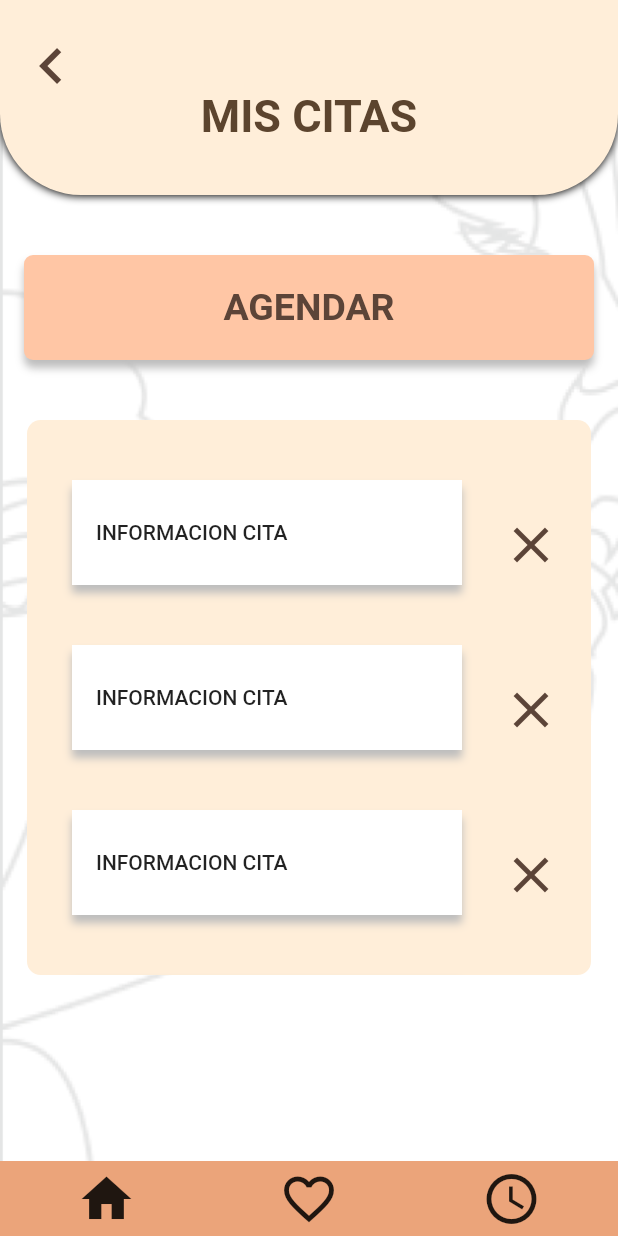
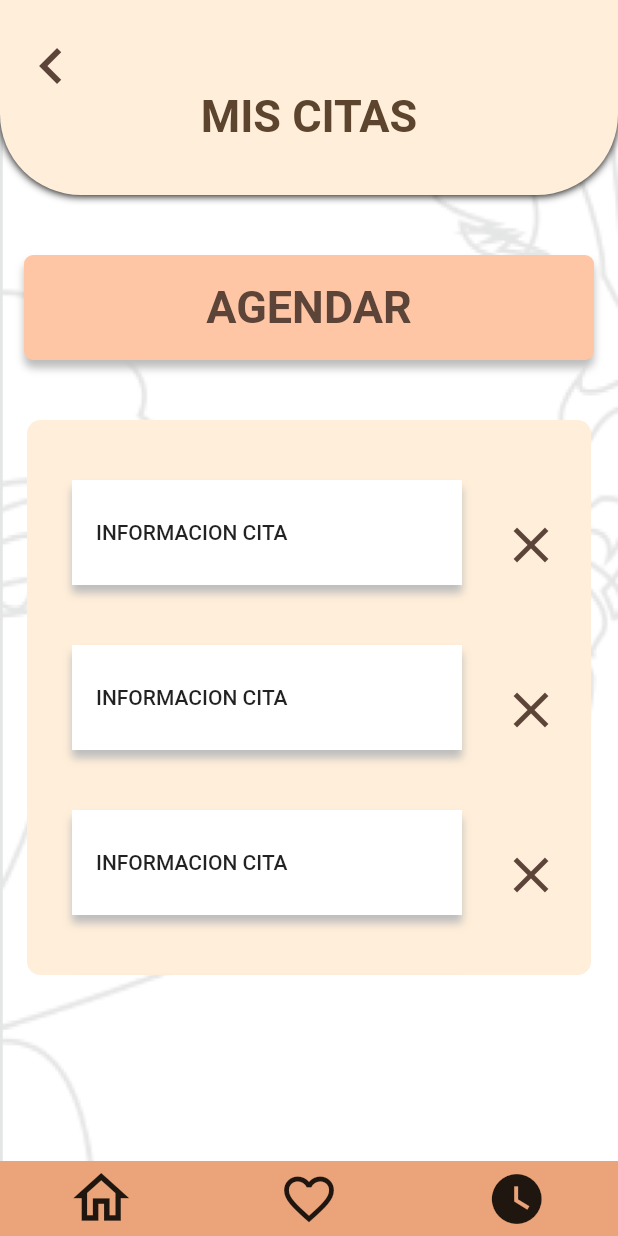
Before and after one commit to santos130400/ProyectoAdriana, a Flutter app: the Cita screen opened by its route, on a phone screen of 412 x 824 dp. Run offline on Flutter 3.47's test engine with Material 2 defaults, Android fonts, the phone set to English and light mode, and no system bars; our stand-ins replace carousel_slider, cloud_firestore, firebase_auth, firebase_core, image_picker; missing offline and left inert: dart:ffi; accounts and stored records are empty.

Commit message:
Cambios Finales

```diff
--- a/lib/Citas.dart
+++ b/lib/Citas.dart
@@ -60,7 +60,7 @@ class _CitaState extends State<Cita> {
                         ),
                       ),
                       Container(
-                        padding: EdgeInsets.only(top: 0),
+                        padding: EdgeInsets.only(top: 0, bottom: 30),
                         child: Row(
                           mainAxisAlignment: MainAxisAlignment.center,
                           children: [
@@ -110,7 +110,7 @@ class _CitaState extends State<Cita> {
             'AGENDAR',
             style: TextStyle(
               color: Color(0xFF5C4438),
-              fontSize: 25,
+              fontSize: 30,
               fontWeight: FontWeight.bold,
             ),
           ),
@@ -175,7 +175,7 @@ class _CitaState extends State<Cita> {
         Container(
             height: 50, width: double.maxFinite, color: Color(0xFFEBA47A)),
         Row(
-          mainAxisAlignment: MainAxisAlignment.center,
+          mainAxisAlignment: MainAxisAlignment.spaceBetween,
           children: [
             Container(
                 height: 50,
@@ -186,8 +186,8 @@ class _CitaState extends State<Cita> {
                       Navigator.of(context).pushNamed('/menu');
                     },
                     child: Icon(
-                      Icons.home,
-                      size: 40,
+                      Icons.home_outlined,
+                      size: 45,
                     ))),
             Container(
               height: 50,
@@ -209,7 +209,7 @@ class _CitaState extends State<Cita> {
                 child: FlatButton(
                     onPressed: () {},
                     child: Icon(
-                      Icons.access_time,
+                      Icons.watch_later,
                       size: 40,
                     )))
           ],
```
Also changed, not shown: lib/MenuPrincipal.dart (+29 -31 lines), lib/resultadosCompletos.dart (+6 -6 lines), assets/foto hola.png (added), assets/ojo.png (added), assets/ojo2.png (added), 13 other files.
